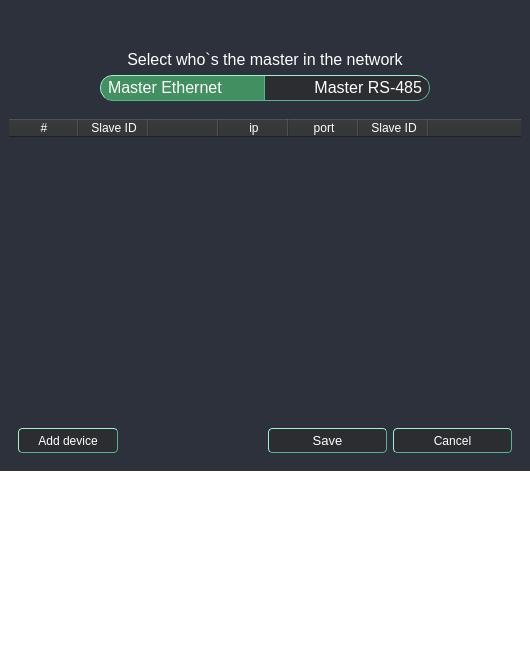
The window that UI/forms/AqGatewayWindow.ui (romangolovkou/AQteck_toolMAX) describes before a commit, drawn with Qt 5.
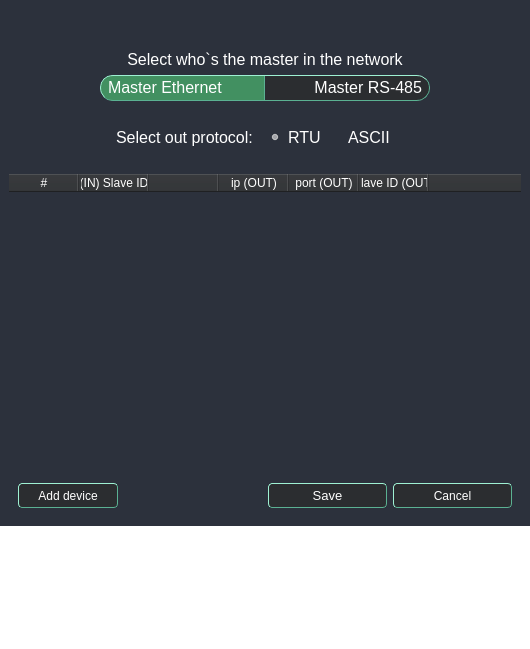
The same window after the commit. Icons and pictures are not drawn. Custom widgets are drawn as their Qt base class.

Commit message: Додано графічні файли та внесено зміні у UI вікна gateway

What changed in the file:
```diff
--- a/UI/forms/AqGatewayWindow.ui
+++ b/UI/forms/AqGatewayWindow.ui
@@ -109,7 +109,7 @@
     /*border-color: darkgreen; /* Цвет обводки при выборе */
 }
 
-QRadioButton {
+/*QRadioButton {
     font-size: 16px;
     color: #FFFFFF;
     background-color: #2b2d30;
@@ -154,13 +154,17 @@
 QRadioButton:disabled {
    background-color: #2b2d30;
    color: #606060;
-}
+}*/
 
 #tableWidget
 QHeaderView::section { background-color: #2b2d30;}
 QTableWidget { border: none; }
 QTableWidget::item { padding-left: 3px; }
 
+QRadioButton, #rtuRadioBtn {
+    /* Не указываем кастомные стили для этой радиокнопки, она будет использовать дефолтные стили */
+}
+
 </string>
   </property>
   <layout class="QVBoxLayout" name="verticalLayout">
@@ -261,6 +265,54 @@
           <height>70</height>
          </size>
         </property>
+        <property name="styleSheet">
+         <string notr="true">QRadioButton {
+    font-size: 16px;
+    color: #FFFFFF;
+    background-color: #2b2d30;
+    padding: 1px;
+	padding-bottom: 3px;
+    border-top: 1px solid #9ef1d3;
+	border-left: 1px solid #9ef1d3; 
+	border-bottom: 1px solid #5bb192; 
+	border-right: 1px solid #5bb192;
+    border-radius: 5px;
+}
+
+#ethRadioBtn{
+	border-top-left-radius: 13px;
+	border-bottom-left-radius: 13px;
+	border-top-right-radius: 0px;
+	border-bottom-right-radius: 0px;
+}
+
+#rsRadioBtn{
+	border-top-left-radius: 0px;
+	border-bottom-left-radius: 0px;
+	border-top-right-radius: 13px;
+	border-bottom-right-radius: 13px;
+	border-left: 0px solid #9ef1d3;
+}
+
+QRadioButton:hover {
+   background-color: #3c3e41;
+}
+
+QRadioButton::indicator {
+    width: 0px;
+    height: 0px;
+	background-color: transparent;
+}
+
+QRadioButton:checked {
+    background-color: #429061;
+}
+
+QRadioButton:disabled {
+   background-color: #2b2d30;
+   color: #606060;
+}</string>
+        </property>
         <property name="frameShape">
          <enum>QFrame::StyledPanel</enum>
         </property>
@@ -376,6 +428,109 @@
         </layout>
        </widget>
       </item>
+      <item>
+       <widget class="QFrame" name="setOutProtocolFrame">
+        <property name="styleSheet">
+         <string notr="true">QRadioButton::indicator {
+	width: 15px;
+	height: 15px;
+    image: url(UI/icons/radioBtnBlue_unchecked.png);
+}
+
+QRadioButton::indicator:checked {
+	width: 15px;
+	height: 15px;
+    image: url(UI/icons/radioBtnBlue_checked.png);
+}</string>
+        </property>
+        <property name="frameShape">
+         <enum>QFrame::StyledPanel</enum>
+        </property>
+        <property name="frameShadow">
+         <enum>QFrame::Raised</enum>
+        </property>
+        <layout class="QHBoxLayout" name="horizontalLayout_7">
+         <item>
+          <widget class="QFrame" name="frame">
+           <property name="frameShape">
+            <enum>QFrame::StyledPanel</enum>
+           </property>
+           <property name="frameShadow">
+            <enum>QFrame::Raised</enum>
+           </property>
+           <layout class="QVBoxLayout" name="verticalLayout_7">
+            <item alignment="Qt::AlignRight">
+             <widget class="QLabel" name="choseProtocolLabel">
+              <property name="font">
+               <font>
+                <pointsize>12</pointsize>
+               </font>
+              </property>
+              <property name="text">
+               <string>Select out protocol:</string>
+              </property>
+             </widget>
+            </item>
+           </layout>
+          </widget>
+         </item>
+         <item alignment="Qt::AlignLeft">
+          <widget class="QFrame" name="outProtocolBtnFrame">
+           <property name="frameShape">
+            <enum>QFrame::StyledPanel</enum>
+           </property>
+           <property name="frameShadow">
+            <enum>QFrame::Raised</enum>
+           </property>
+           <layout class="QHBoxLayout" name="horizontalLayout_8">
+            <property name="spacing">
+             <number>6</number>
+            </property>
+            <property name="leftMargin">
+             <number>0</number>
+            </property>
+            <property name="topMargin">
+             <number>0</number>
+            </property>
+            <property name="rightMargin">
+             <number>0</number>
+            </property>
+            <property name="bottomMargin">
+             <number>0</number>
+            </property>
+            <item>
+             <widget class="QRadioButton" name="rtuRadioBtn">
+              <property name="font">
+               <font>
+                <pointsize>12</pointsize>
+               </font>
+              </property>
+              <property name="text">
+               <string>RTU</string>
+              </property>
+              <property name="checked">
+               <bool>true</bool>
+              </property>
+             </widget>
+            </item>
+            <item>
+             <widget class="QRadioButton" name="asciiRadioBtn">
+              <property name="font">
+               <font>
+                <pointsize>12</pointsize>
+               </font>
+              </property>
+              <property name="text">
+               <string>ASCII</string>
+              </property>
+             </widget>
+            </item>
+           </layout>
+          </widget>
+         </item>
+        </layout>
+       </widget>
+      </item>
       <item>
        <widget class="QFrame" name="tableFrame">
         <property name="frameShape">
@@ -439,7 +594,7 @@
            </column>
            <column>
             <property name="text">
-             <string>Slave ID</string>
+             <string>(IN) Slave ID</string>
             </property>
            </column>
            <column>
@@ -449,17 +604,17 @@
            </column>
            <column>
             <property name="text">
-             <string>ip</string>
+             <string>ip (OUT)</string>
             </property>
            </column>
            <column>
             <property name="text">
-             <string>port</string>
+             <string>port (OUT)</string>
             </property>
            </column>
            <column>
             <property name="text">
-             <string>Slave ID</string>
+             <string>Slave ID (OUT)</string>
             </property>
            </column>
            <column>
```
The commit also changes 8 other files.
